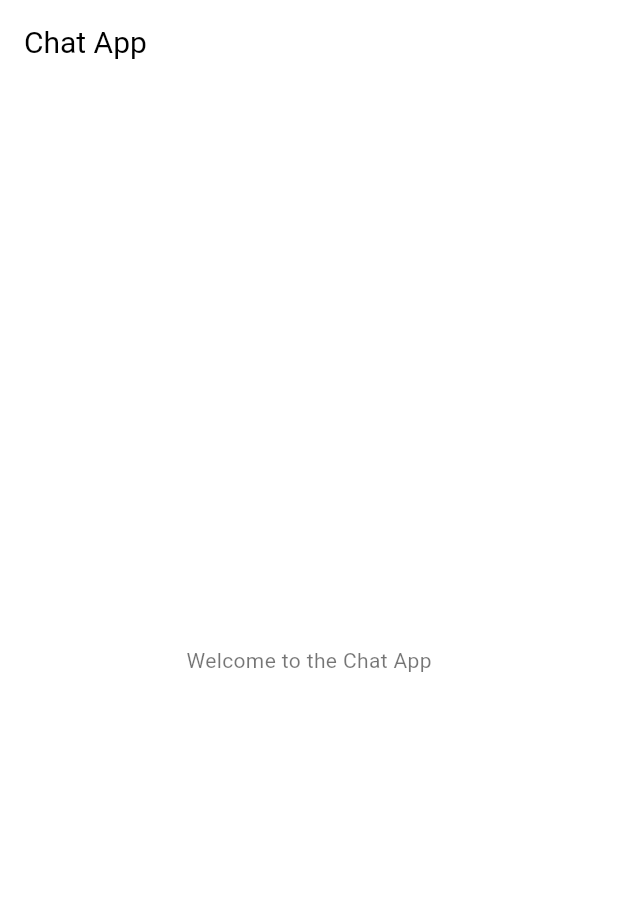
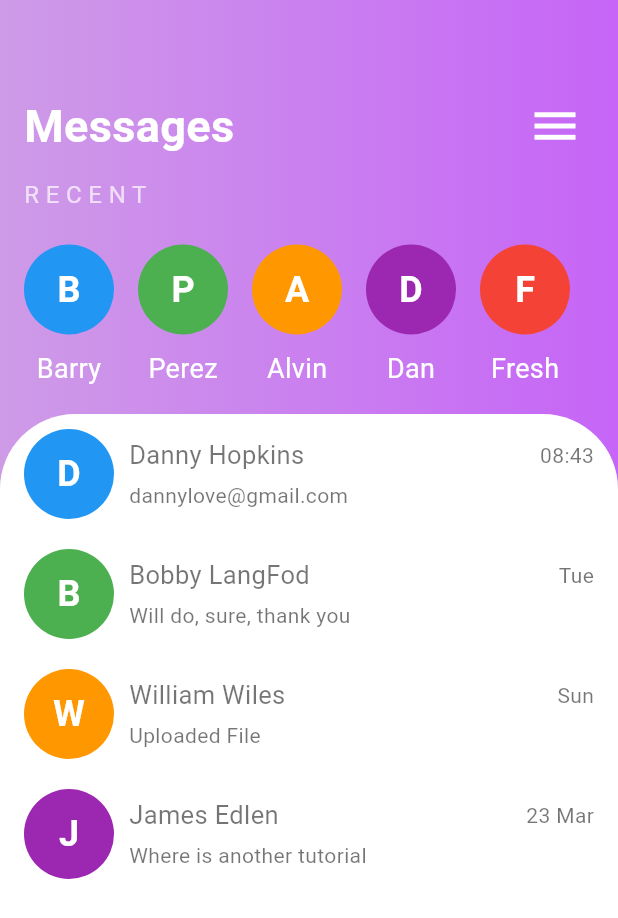
Before and after one commit to getch04/Flutter-tech-challenge, a Flutter app: the HomePage screen opened by its route, on a phone screen of 412 x 824 dp. Shown: the top 918 px of the screen. Run offline on Flutter 3.47's test engine with Material 3 defaults, Android fonts, the phone set to English and light mode, and no system bars; our stand-ins replace auto_route, cloud_firestore, firebase_auth, firebase_core, flutter_dotenv, fluttertoast and 5 more; accounts and stored records are empty; Roboto replaces fonts that are missing (Quicksand).

Commit message:
feat(ui): chat home page added

```diff
--- a/lib/src/view/auth/auth.dart
+++ b/lib/src/view/auth/auth.dart
@@ -1,12 +1,8 @@
 library auth_view;
 
 import 'package:auto_route/auto_route.dart';
-import 'package:bootstrap_icons/bootstrap_icons.dart';
 import 'package:flutter/material.dart';
-import 'package:merem_chat_app/core/helpers/snackbar_helper.dart';
-import 'package:merem_chat_app/di.dart';
 import 'package:merem_chat_app/routes/app_router.dart';
-import 'package:merem_chat_app/src/view/chat/home_page.dart';
 import 'package:merem_chat_app/src/viewmodels/auth_view_model.dart';
 import 'package:merem_chat_app/widgets/extended_text_field.dart';
 import 'package:provider/provider.dart';
--- a/lib/src/view/chat/home_page.dart
+++ b/lib/src/view/chat/home_page.dart
@@ -2,28 +2,184 @@ import 'package:auto_route/auto_route.dart';
 import 'package:flutter/material.dart';
 
 @RoutePage()
-class HomePage extends StatefulWidget {
+class HomePage extends StatelessWidget {
   const HomePage({super.key});
 
   @override
-  State<HomePage> createState() => _HomePageState();
-}
+  Widget build(BuildContext context) {
+    final theme = Theme.of(context);
 
-class _HomePageState extends State<HomePage> {
-  @override
-  Widget build(BuildContext context) {
     return Scaffold(
-      appBar: AppBar(
-        automaticallyImplyLeading: false,
-        backgroundColor: Colors.transparent,
-        elevation: 0,
-        title: const Text(
-          'Chat App',
-          style: TextStyle(color: Colors.black),
+      body: Container(
+        height: double.infinity,
+        width: double.infinity,
+        decoration: BoxDecoration(
+          gradient: LinearGradient(
+            colors: [theme.primaryColor, theme.colorScheme.secondary],
+          ),
+        ),
+        child: Padding(
+          padding: const EdgeInsets.only(top: 50),
+          child: Column(
+            crossAxisAlignment: CrossAxisAlignment.start,
+            children: [
+              Padding(
+                padding:
+                    const EdgeInsets.symmetric(horizontal: 16.0, vertical: 8.0),
+                child: Row(
+                  mainAxisAlignment: MainAxisAlignment.spaceBetween,
+                  children: [
+                    const Text(
+                      'Messages',
+                      style: TextStyle(
+                        fontWeight: FontWeight.bold,
+                        fontFamily: 'Quicksand',
+                        fontSize: 30,
+                        color: Colors.white,
+                      ),
+                    ),
+                    IconButton(
+                      onPressed: () {},
+                      icon: const Icon(
+                        Icons.menu,
+                        size: 36,
+                        color: Colors.white,
+                      ),
+                    ),
+                  ],
+                ),
+              ),
+              const Padding(
+                padding: EdgeInsets.symmetric(horizontal: 16.0),
+                child: Text(
+                  'R E C E N T',
+                  style: TextStyle(
+                    color: Colors.white70,
+                    fontSize: 16,
+                  ),
+                ),
+              ),
+              const SizedBox(height: 15),
+              SizedBox(
+                height: 110,
+                child: ListView(
+                  scrollDirection: Axis.horizontal,
+                  children: [
+                    _buildRecentContact('Barry', Colors.blue),
+                    _buildRecentContact('Perez', Colors.green),
+                    _buildRecentContact('Alvin', Colors.orange),
+                    _buildRecentContact('Dan', Colors.purple),
+                    _buildRecentContact('Fresh', Colors.red),
+                  ],
+                ),
+              ),
+              const SizedBox(height: 10),
+              Expanded(
+                child: Container(
+                  decoration: const BoxDecoration(
+                    color: Colors.white,
+                    borderRadius: BorderRadius.only(
+                      topLeft: Radius.circular(50),
+                      topRight: Radius.circular(50),
+                    ),
+                  ),
+                  child: ListView(
+                    children: [
+                      _buildChatItem('Danny Hopkins', '08:43',
+                          'dannylove@gmail.com', Colors.blue),
+                      _buildChatItem('Bobby LangFod', 'Tue',
+                          'Will do, sure, thank you', Colors.green),
+                      _buildChatItem('William Wiles', 'Sun', 'Uploaded File',
+                          Colors.orange),
+                      _buildChatItem('James Edlen', '23 Mar',
+                          'Where is another tutorial', Colors.purple),
+                    ],
+                  ),
+                ),
+              ),
+            ],
+          ),
         ),
       ),
-      body: const Center(
-        child: Text('Welcome to the Chat App'),
+    );
+  }
+
+  Widget _buildRecentContact(String name, Color color) {
+    return Padding(
+      padding: const EdgeInsets.only(left: 16.0),
+      child: Column(
+        mainAxisAlignment: MainAxisAlignment.center,
+        children: [
+          CircleAvatar(
+            radius: 30,
+            backgroundColor: color,
+            child: Text(
+              name[0],
+              style: const TextStyle(
+                color: Colors.white,
+                fontSize: 24,
+                fontWeight: FontWeight.bold,
+              ),
+            ),
+          ),
+          const SizedBox(height: 10),
+          Text(
+            name,
+            style: const TextStyle(
+              fontSize: 18,
+              color: Colors.white,
+            ),
+          ),
+        ],
+      ),
+    );
+  }
+
+  Widget _buildChatItem(String name, String time, String message, Color color) {
+    return Padding(
+      padding: const EdgeInsets.symmetric(horizontal: 16.0, vertical: 10.0),
+      child: Row(
+        children: [
+          CircleAvatar(
+            radius: 30,
+            backgroundColor: color,
+            child: Text(
+              name[0],
+              style: const TextStyle(
+                fontSize: 24,
+                fontWeight: FontWeight.bold,
+              ),
+            ),
+          ),
+          const SizedBox(width: 10),
+          Expanded(
+            child: Column(
+              crossAxisAlignment: CrossAxisAlignment.start,
+              children: [
+                Row(
+                  mainAxisAlignment: MainAxisAlignment.spaceBetween,
+                  children: [
+                    Text(
+                      name,
+                      style: const TextStyle(
+                        fontFamily: 'Quicksand',
+                        fontSize: 17,
+                      ),
+                    ),
+                    Text(
+                      time,
+                    ),
+                  ],
+                ),
+                const SizedBox(height: 5),
+                Text(
+                  message,
+                  style: const TextStyle(),
+                ),
+              ],
+            ),
+          ),
+        ],
       ),
     );
   }
```
